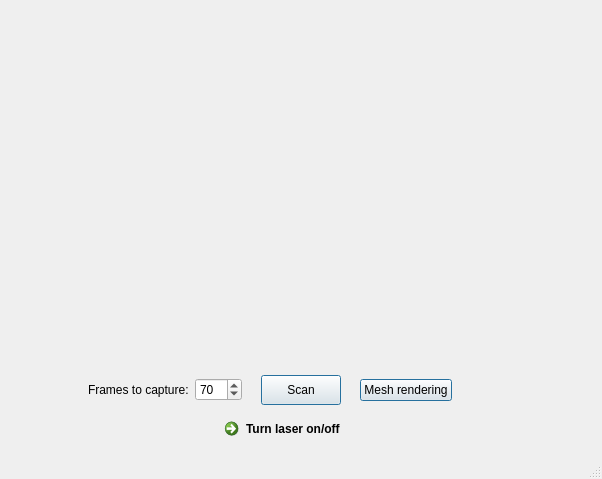
Old version of the form mainwindow.ui in the repository puma3/Scanner3D.
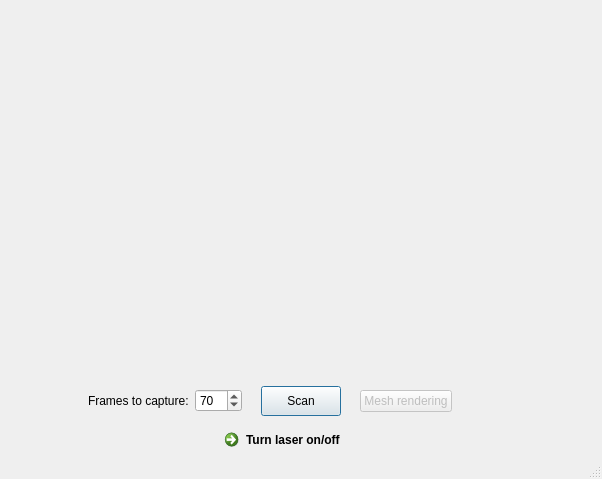
New version of the form. Icons and pictures are not drawn.

Commit message: Almost finished, testing with real camera left

What changed in the file:
```diff
--- a/mainwindow.ui
+++ b/mainwindow.ui
@@ -15,6 +15,18 @@
   </property>
   <widget class="QWidget" name="centralWidget">
    <layout class="QGridLayout" name="gridLayout">
+    <property name="leftMargin">
+     <number>0</number>
+    </property>
+    <property name="topMargin">
+     <number>0</number>
+    </property>
+    <property name="rightMargin">
+     <number>0</number>
+    </property>
+    <property name="bottomMargin">
+     <number>0</number>
+    </property>
     <item row="0" column="0">
      <widget class="QLabel" name="camera">
       <property name="autoFillBackground">
@@ -123,6 +135,9 @@
         </item>
         <item>
          <widget class="QPushButton" name="pushButton_2">
+          <property name="enabled">
+           <bool>false</bool>
+          </property>
           <property name="minimumSize">
            <size>
             <width>0</width>
```
Left out of the diff: 4 changed lines with no effect on the pictures. The commit also changes 5 other files.
